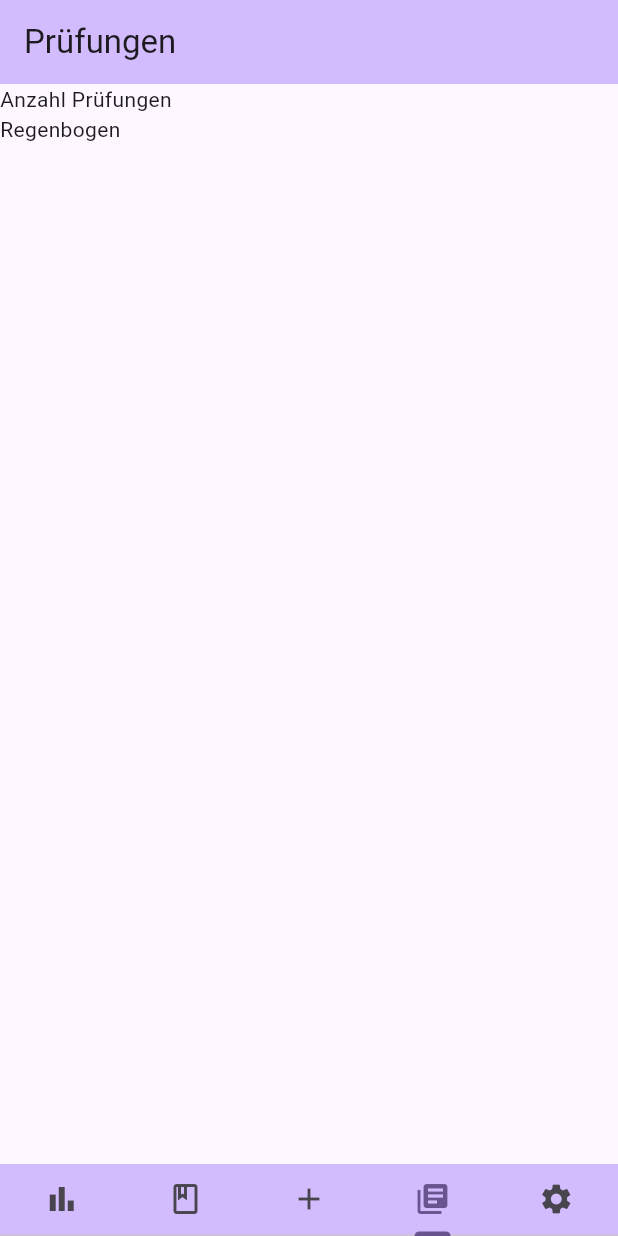
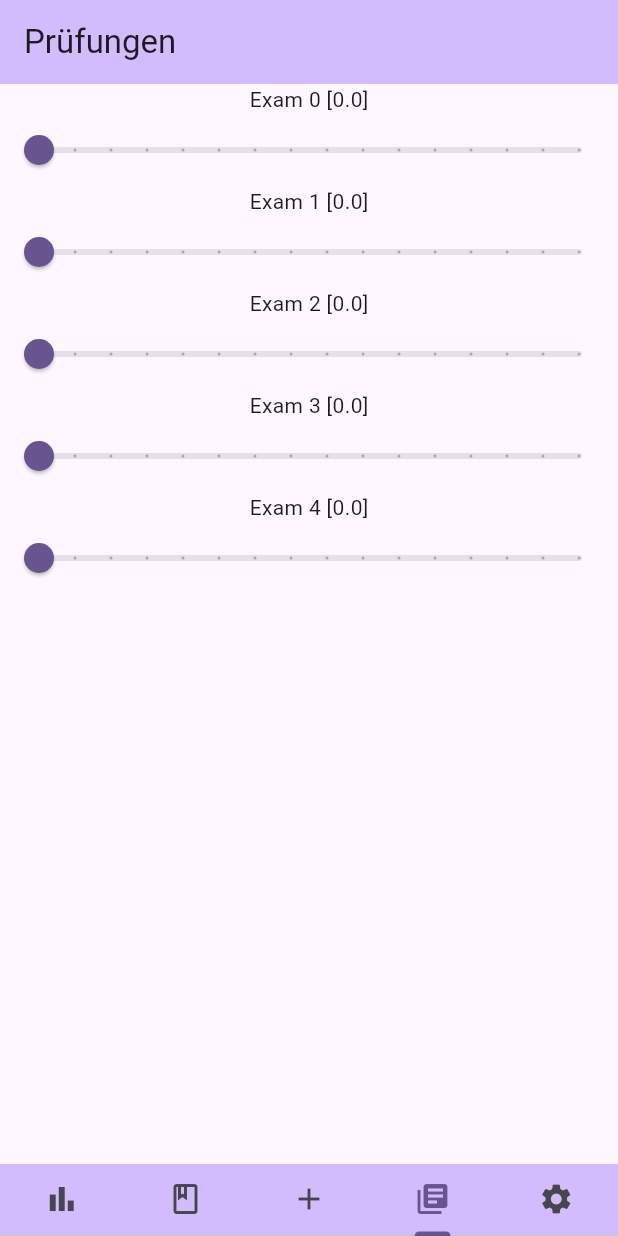
Before and after one commit to AKORA-Studios/calq_abiturnoten, a Flutter app: the screen it shows after launch, item 4 of the bottom bar chosen, on a phone screen of 412 x 824 dp. Run offline on Flutter 3.47's test engine with Material 3 defaults, Android fonts, the light colour scheme and no system bars; our stand-ins replace flutter_colorpicker, sqflite; accounts and stored records are empty; statements that could not run were skipped.

Commit message:
Add exam screen base

```diff
--- a/lib/ui/Screens/exam_screen.dart
+++ b/lib/ui/Screens/exam_screen.dart
@@ -8,6 +8,27 @@ class ExamScreen extends StatefulWidget {
 }
 
 class _ExamScreenState extends State<ExamScreen> {
+  List<double> points = [0, 0, 0, 0, 0];
+
+  Widget examView(int i) {
+    return Column(children: [
+      Text("Exam $i [${points[i]}]"),
+      Slider(
+        //  activeColor: widget.sub.color, // TODO:
+        min: 0,
+        label: '${points[i].round()}',
+        divisions: 15,
+        max: 15,
+        value: points[i],
+        onChanged: (value) {
+          setState(() {
+            points[i] = value;
+          });
+        },
+      )
+    ]);
+  }
+
   @override
   Widget build(BuildContext context) {
     return Scaffold(
@@ -15,8 +36,10 @@ class _ExamScreenState extends State<ExamScreen> {
           backgroundColor: Theme.of(context).colorScheme.inversePrimary,
           title: Text("Prüfungen"),
         ),
-        body: ListView(
-          children: [Text("Anzahl Prüfungen"), Text("Regenbogen")],
+        body: SingleChildScrollView(
+          child: Column(
+            children: [0, 1, 2, 3, 4].map((i) => examView(i)).toList(),
+          ),
         ));
   }
 }
```
